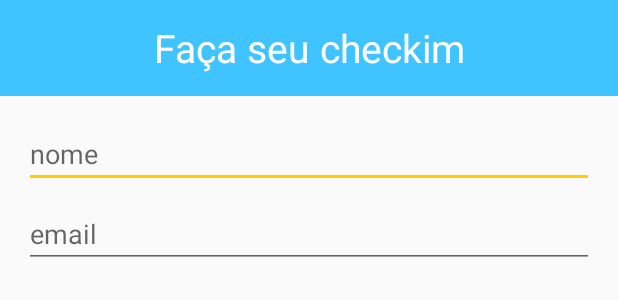
After one commit to manickchand/lmevent, an Android app: the layout dialog_checkin.xml on its own in the app's theme, with its tools: preview values and no code run, on a phone screen of 412 x 824 dp. The commit adds this screen. Shown: the top 300 px of the screen. Run offline under Robolectric (Android 15) with nearby library versions, the phone set to English and light mode, and no system bars.

Commit message:
(wip) dialog checkin

```diff
--- a/app/src/main/AndroidManifest.xml
+++ b/app/src/main/AndroidManifest.xml
@@ -13,10 +13,11 @@
         android:supportsRtl="true"
         android:theme="@style/AppTheme"
         android:usesCleartextTraffic="true">
+        <activity android:name=".AboutActivity"></activity>
         <activity
             android:name=".EventDetailActivity"
             android:label="@string/title_activity_event_detail"
-            android:theme="@style/AppTheme.NoActionBar"></activity>
+            android:theme="@style/AppTheme.NoActionBar" />
         <activity android:name=".MainActivity">
             <intent-filter>
                 <action android:name="android.intent.action.MAIN" />
--- a/app/src/main/java/com/manickchand/lmevent/model/Event.kt
+++ b/app/src/main/java/com/manickchand/lmevent/model/Event.kt
@@ -1,8 +1,6 @@
 package com.manickchand.lmevent.model
 
 import java.io.Serializable
-import java.util.*
-import kotlin.collections.ArrayList
 
 class Event : Serializable {
 
--- a/app/src/main/res/layout/content_event_detail.xml
+++ b/app/src/main/res/layout/content_event_detail.xml
@@ -73,6 +73,7 @@
             app:layout_constraintStart_toStartOf="parent"/>
 
         <Button
+            android:id="@+id/btn_checkin"
             android:layout_width="match_parent"
             android:layout_height="wrap_content"
             android:background="@color/colorAccent"
--- /dev/null
+++ b/app/src/main/res/layout/dialog_checkin.xml
@@ -0,0 +1,35 @@
+<?xml version="1.0" encoding="utf-8"?>
+<LinearLayout xmlns:android="http://schemas.android.com/apk/res/android"
+    android:orientation="vertical" android:layout_width="match_parent"
+    android:layout_height="match_parent">
+
+    <androidx.appcompat.widget.AppCompatTextView
+        android:layout_width="match_parent"
+        android:layout_height="64dp"
+        android:text="Faça seu checkim"
+        android:textSize="26sp"
+        android:gravity="center"
+        android:textColor="@color/colorWhite"
+        android:background="@color/colorPrimary"/>
+    <EditText
+        android:id="@+id/et_name"
+        android:inputType="text"
+        android:layout_width="match_parent"
+        android:layout_height="wrap_content"
+        android:layout_marginTop="16dp"
+        android:layout_marginLeft="16dp"
+        android:layout_marginRight="16dp"
+        android:layout_marginBottom="4dp"
+        android:hint="nome" />
+    <EditText
+        android:id="@+id/et_email"
+        android:inputType="textEmailAddress"
+        android:layout_width="match_parent"
+        android:layout_height="wrap_content"
+        android:layout_marginTop="4dp"
+        android:layout_marginLeft="16dp"
+        android:layout_marginRight="16dp"
+        android:layout_marginBottom="16dp"
+        android:hint="email"/>
+
+</LinearLayout>
```
Also changed, not shown: app/src/main/java/com/manickchand/lmevent/AboutActivity.kt (added, +12 -0 lines), app/src/main/java/com/manickchand/lmevent/EventDetailActivity.kt (+39 -3 lines), app/src/main/res/layout/activity_about.xml (added, +9 -0 lines).
